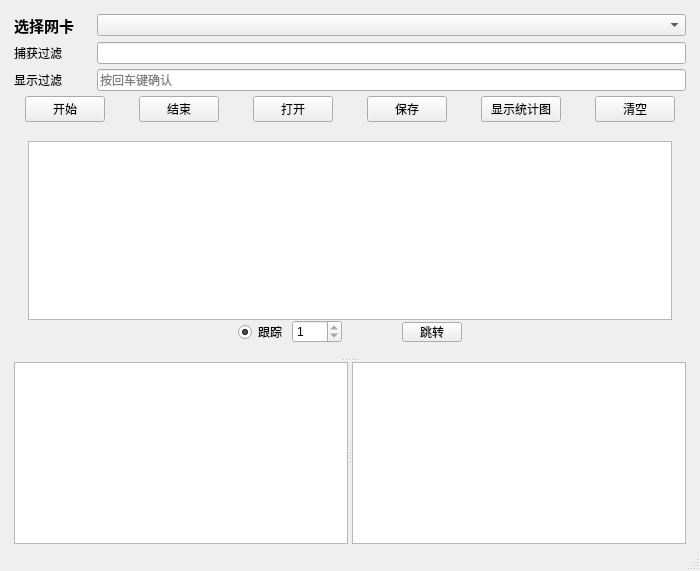
Old version of the form src/mainwindow.ui in the repository fonqL/sniffer.
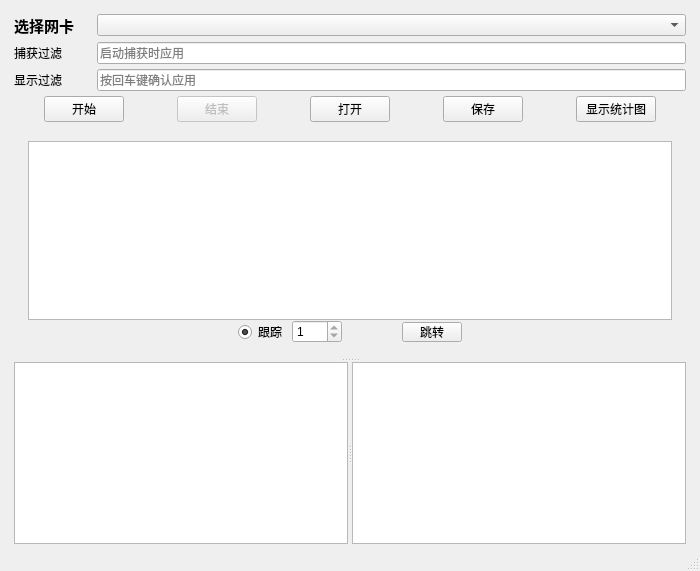
New version of the form.

What changed in the file:
```diff
--- a/src/mainwindow.ui
+++ b/src/mainwindow.ui
@@ -52,14 +52,7 @@
       <item row="1" column="1">
        <widget class="QLineEdit" name="lineEdit">
         <property name="placeholderText">
-         <string/>
-        </property>
-       </widget>
-      </item>
-      <item row="1" column="0">
-       <widget class="QLabel" name="label_3">
-        <property name="text">
-         <string>捕获过滤</string>
+         <string>启动捕获时应用</string>
         </property>
        </widget>
       </item>
@@ -73,7 +66,14 @@
       <item row="2" column="1">
        <widget class="QLineEdit" name="lineEdit_2">
         <property name="placeholderText">
-         <string>按回车键确认</string>
+         <string>按回车键确认应用</string>
+        </property>
+       </widget>
+      </item>
+      <item row="1" column="0">
+       <widget class="QLabel" name="label_3">
+        <property name="text">
+         <string>捕获过滤</string>
         </property>
        </widget>
       </item>
@@ -96,6 +96,9 @@
       </item>
       <item row="0" column="1">
        <widget class="QPushButton" name="pushButton">
+        <property name="enabled">
+         <bool>false</bool>
+        </property>
         <property name="sizePolicy">
          <sizepolicy hsizetype="Maximum" vsizetype="Fixed">
           <horstretch>0</horstretch>
@@ -146,19 +149,6 @@
         </property>
        </widget>
       </item>
-      <item row="0" column="5">
-       <widget class="QPushButton" name="pushButton_5">
-        <property name="sizePolicy">
-         <sizepolicy hsizetype="Maximum" vsizetype="Fixed">
-          <horstretch>0</horstretch>
-          <verstretch>0</verstretch>
-         </sizepolicy>
-        </property>
-        <property name="text">
-         <string>清空</string>
-        </property>
-       </widget>
-      </item>
      </layout>
     </item>
     <item>
```
Left out of the diff: 38 changed lines with no effect on the pictures.
